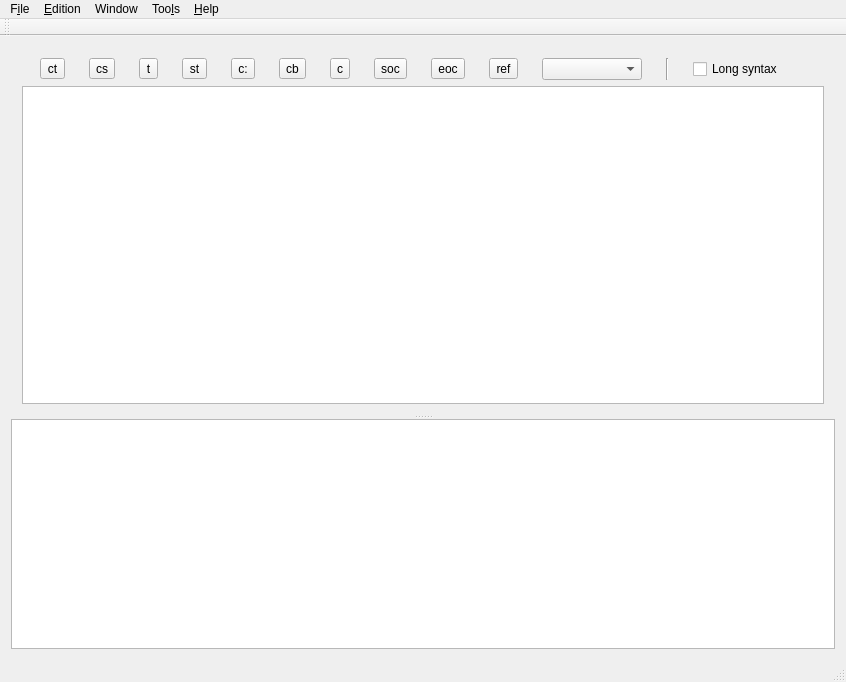
jpcima/chordv, file mainwindow.ui: the form before one commit.
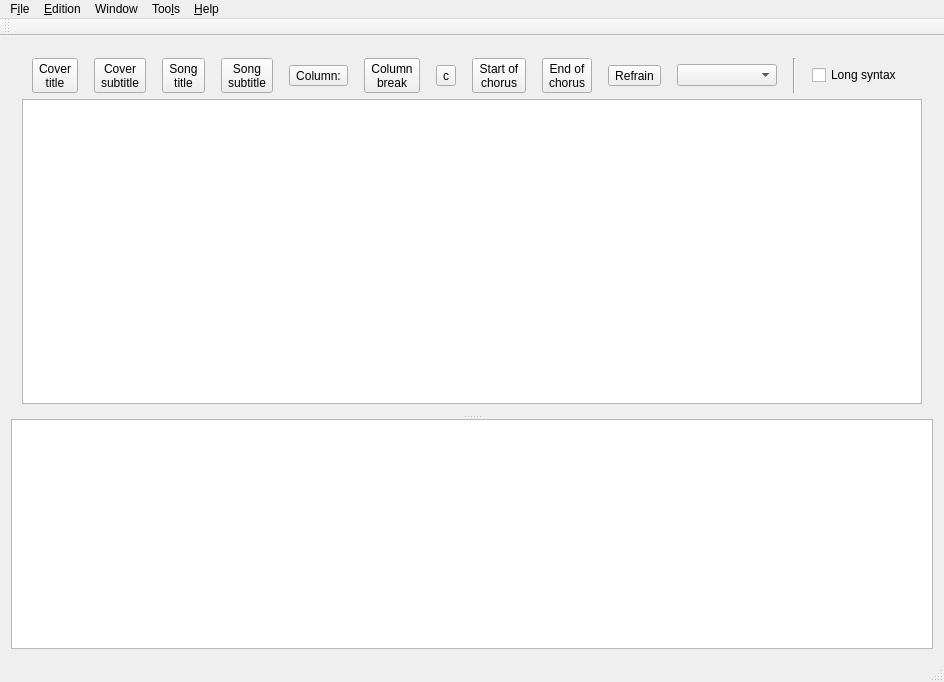
The form after the commit. Icons and pictures are not drawn. Custom widgets are drawn as their Qt base class.

Commit message: (bug) If cover image was null the program crashed

```diff
--- a/mainwindow.ui
+++ b/mainwindow.ui
@@ -6,7 +6,7 @@
    <rect>
     <x>0</x>
     <y>0</y>
-    <width>846</width>
+    <width>944</width>
     <height>682</height>
    </rect>
   </property>
@@ -40,7 +40,8 @@
                 <string>Cover Title</string>
                </property>
                <property name="text">
-                <string>ct</string>
+                <string>Cover 
+title</string>
                </property>
               </widget>
              </item>
@@ -50,7 +51,8 @@
                 <string>Cover Subtitle</string>
                </property>
                <property name="text">
-                <string>cs</string>
+                <string>Cover
+subtitle</string>
                </property>
               </widget>
              </item>
@@ -60,7 +62,8 @@
                 <string>Song Title</string>
                </property>
                <property name="text">
-                <string>t</string>
+                <string>Song 
+title</string>
                </property>
               </widget>
              </item>
@@ -70,7 +73,8 @@
                 <string>Song Sub Titile</string>
                </property>
                <property name="text">
-                <string>st</string>
+                <string>Song
+subtitle</string>
                </property>
               </widget>
              </item>
@@ -80,7 +84,7 @@
                 <string>Column number for this song</string>
                </property>
                <property name="text">
-                <string>c:</string>
+                <string>Column:</string>
                </property>
               </widget>
              </item>
@@ -90,7 +94,8 @@
                 <string>Column break</string>
                </property>
                <property name="text">
-                <string>cb</string>
+                <string>Column
+break</string>
                </property>
               </widget>
              </item>
@@ -110,7 +115,8 @@
                 <string>Start of chorus</string>
                </property>
                <property name="text">
-                <string>soc</string>
+                <string>Start of
+chorus</string>
                </property>
               </widget>
              </item>
@@ -120,7 +126,8 @@
                 <string>End of chorus</string>
                </property>
                <property name="text">
-                <string>eoc</string>
+                <string>End of
+chorus</string>
                </property>
               </widget>
              </item>
@@ -130,7 +137,7 @@
                 <string>Refrain</string>
                </property>
                <property name="text">
-                <string>ref</string>
+                <string>Refrain</string>
                </property>
               </widget>
              </item>
@@ -434,8 +441,8 @@
     <rect>
      <x>0</x>
      <y>0</y>
-     <width>846</width>
-     <height>22</height>
+     <width>944</width>
+     <height>20</height>
     </rect>
    </property>
    <widget class="QMenu" name="menuFile">
```
The commit also changes 7 other files.
